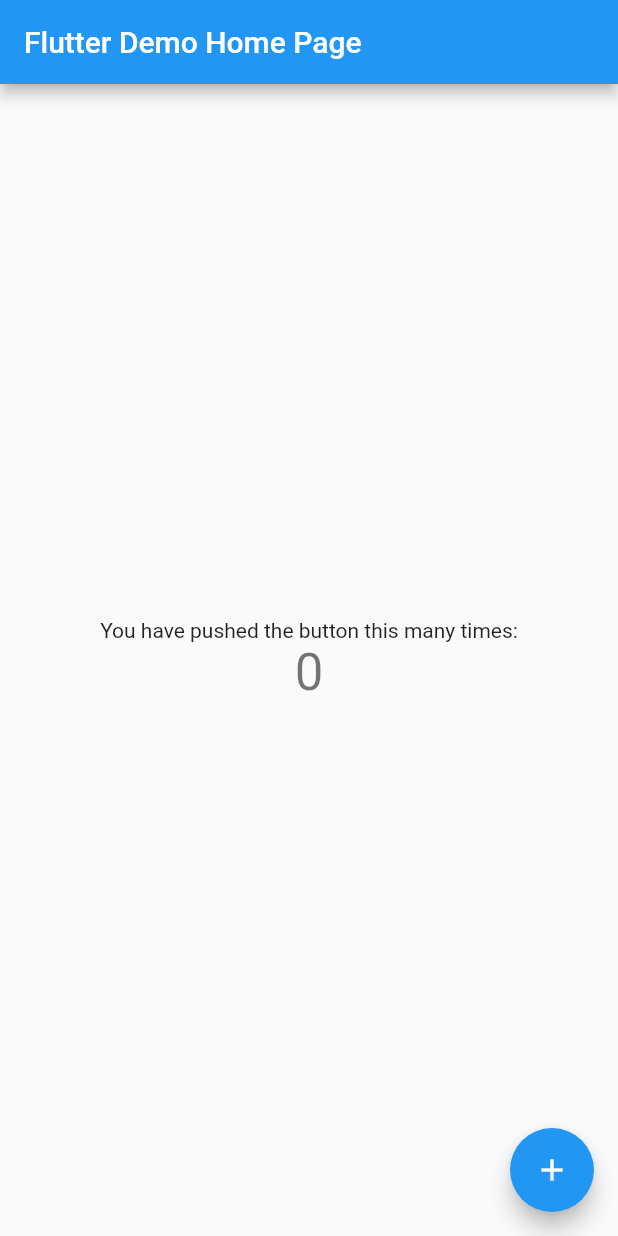
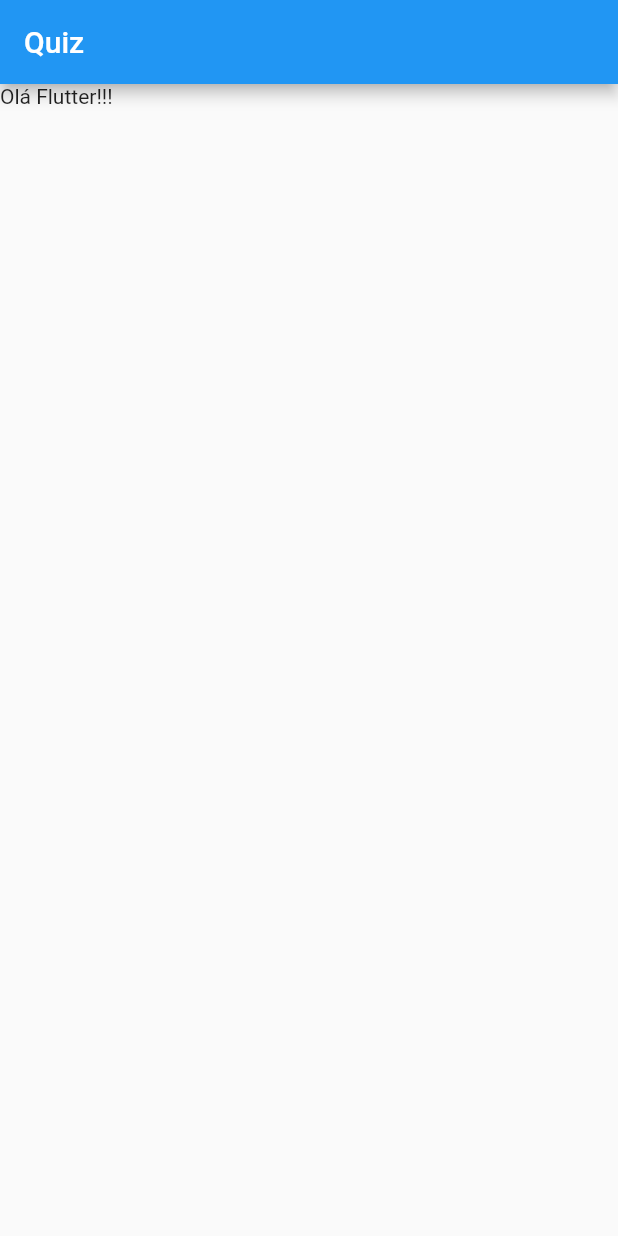
Before and after one commit to pedromcf/quiz, a Flutter app: the screen it shows after launch, on a phone screen of 412 x 824 dp. Run offline on Flutter 3.47's test engine with Material 2 defaults, Android fonts, the phone set to English and light mode, and no system bars.

Commit message:
Remoção de codigo padrão e Criação QuizApp

```diff
--- a/lib/main.dart
+++ b/lib/main.dart
@@ -1,117 +1,18 @@
 import 'package:flutter/material.dart';
 
-void main() {
-  runApp(MyApp());
-}
+main() => runApp(new QuizApp());
 
-class MyApp extends StatelessWidget {
-  // This widget is the root of your application.
+class QuizApp extends StatelessWidget {
+
   @override
   Widget build(BuildContext context) {
     return MaterialApp(
-      title: 'Flutter Demo',
-      theme: ThemeData(
-        // This is the theme of your application.
-        //
-        // Try running your application with "flutter run". You'll see the
-        // application has a blue toolbar. Then, without quitting the app, try
-        // changing the primarySwatch below to Colors.green and then invoke
-        // "hot reload" (press "r" in the console where you ran "flutter run",
-        // or simply save your changes to "hot reload" in a Flutter IDE).
-        // Notice that the counter didn't reset back to zero; the application
-        // is not restarted.
-        primarySwatch: Colors.blue,
-        // This makes the visual density adapt to the platform that you run
-        // the app on. For desktop platforms, the controls will be smaller and
-        // closer together (more dense) than on mobile platforms.
-        visualDensity: VisualDensity.adaptivePlatformDensity,
+      home: Scaffold(
+        appBar: AppBar(
+          title: Text('Quiz'),
+        ),
+        body: Text('Olá Flutter!!!'),
       ),
-      home: MyHomePage(title: 'Flutter Demo Home Page'),
     );
   }
 }
-
-class MyHomePage extends StatefulWidget {
-  MyHomePage({Key key, this.title}) : super(key: key);
-
-  // This widget is the home page of your application. It is stateful, meaning
-  // that it has a State object (defined below) that contains fields that affect
-  // how it looks.
-
-  // This class is the configuration for the state. It holds the values (in this
-  // case the title) provided by the parent (in this case the App widget) and
-  // used by the build method of the State. Fields in a Widget subclass are
-  // always marked "final".
-
-  final String title;
-
-  @override
-  _MyHomePageState createState() => _MyHomePageState();
-}
-
-class _MyHomePageState extends State<MyHomePage> {
-  int _counter = 0;
-
-  void _incrementCounter() {
-    setState(() {
-      // This call to setState tells the Flutter framework that something has
-      // changed in this State, which causes it to rerun the build method below
-      // so that the display can reflect the updated values. If we changed
-      // _counter without calling setState(), then the build method would not be
-      // called again, and so nothing would appear to happen.
-      _counter++;
-    });
-  }
-
-  @override
-  Widget build(BuildContext context) {
-    // This method is rerun every time setState is called, for instance as done
-    // by the _incrementCounter method above.
-    //
-    // The Flutter framework has been optimized to make rerunning build methods
-    // fast, so that you can just rebuild anything that needs updating rather
-    // than having to individually change instances of widgets.
-    return Scaffold(
-      appBar: AppBar(
-        // Here we take the value from the MyHomePage object that was created by
-        // the App.build method, and use it to set our appbar title.
-        title: Text(widget.title),
-      ),
-      body: Center(
-        // Center is a layout widget. It takes a single child and positions it
-        // in the middle of the parent.
-        child: Column(
-          // Column is also a layout widget. It takes a list of children and
-          // arranges them vertically. By default, it sizes itself to fit its
-          // children horizontally, and tries to be as tall as its parent.
-          //
-          // Invoke "debug painting" (press "p" in the console, choose the
-          // "Toggle Debug Paint" action from the Flutter Inspector in Android
-          // Studio, or the "Toggle Debug Paint" command in Visual Studio Code)
-          // to see the wireframe for each widget.
-          //
-          // Column has various properties to control how it sizes itself and
-          // how it positions its children. Here we use mainAxisAlignment to
-          // center the children vertically; the main axis here is the vertical
-          // axis because Columns are vertical (the cross axis would be
-          // horizontal).
-          mainAxisAlignment: MainAxisAlignment.center,
-          children: <Widget>[
-            Text(
-              'You have pushed the button this many times:',
-            ),
-            Text(
-              '$_counter',
-              style: Theme.of(context).textTheme.headline4,
-            ),
-          ],
-        ),
-      ),
-      floatingActionButton: FloatingActionButton(
-        onPressed: _incrementCounter,
-        tooltip: 'Increment',
-        child: Icon(Icons.add),
-      ), // This trailing comma makes auto-formatting nicer for build methods.
-    );
-  }
-}
```
Also changed, not shown: 1 other file.
